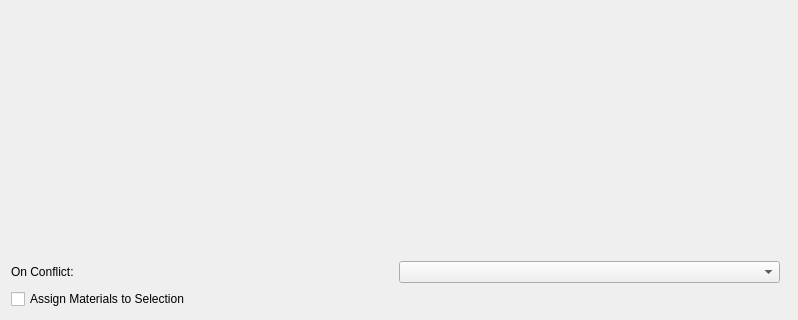
Above: textureimporter/ui/networks_widget.ui from beatreichenbach/texture-importer before the change; both pictures show x 0 to 798 and y 248 to 568 of the 798 by 568 pixel window. Below: the same form after it.
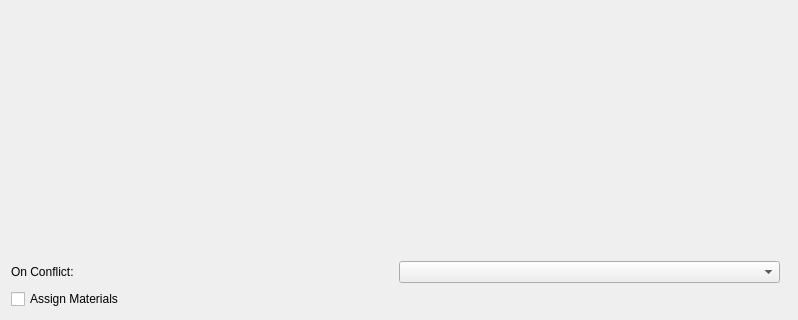
That is the form after the change.

Diff of the .ui file:
```diff
--- a/textureimporter/ui/networks_widget.ui
+++ b/textureimporter/ui/networks_widget.ui
@@ -79,7 +79,7 @@
    <item>
     <widget class="QCheckBox" name="assign_chk">
      <property name="text">
-      <string>Assign Materials to Selection</string>
+      <string>Assign Materials</string>
      </property>
     </widget>
    </item>
```
